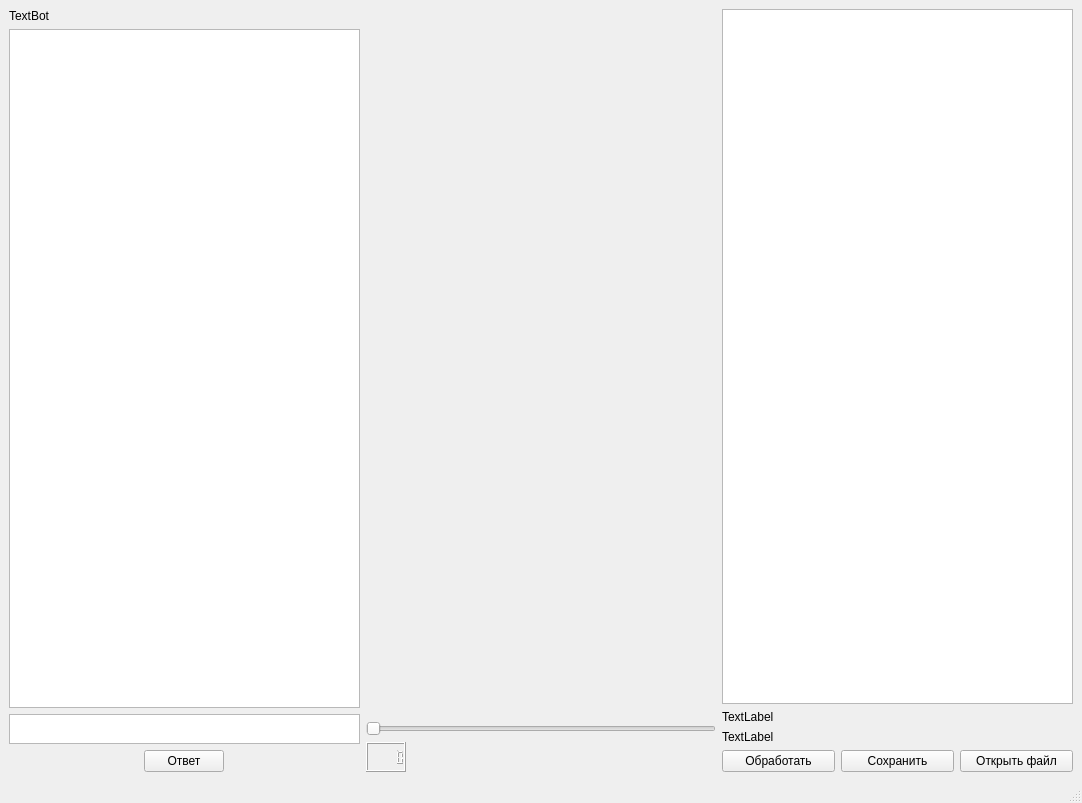
Old version of the form uis/text_bot_gui_mpl.ui in the repository mva2204/PyPrg.
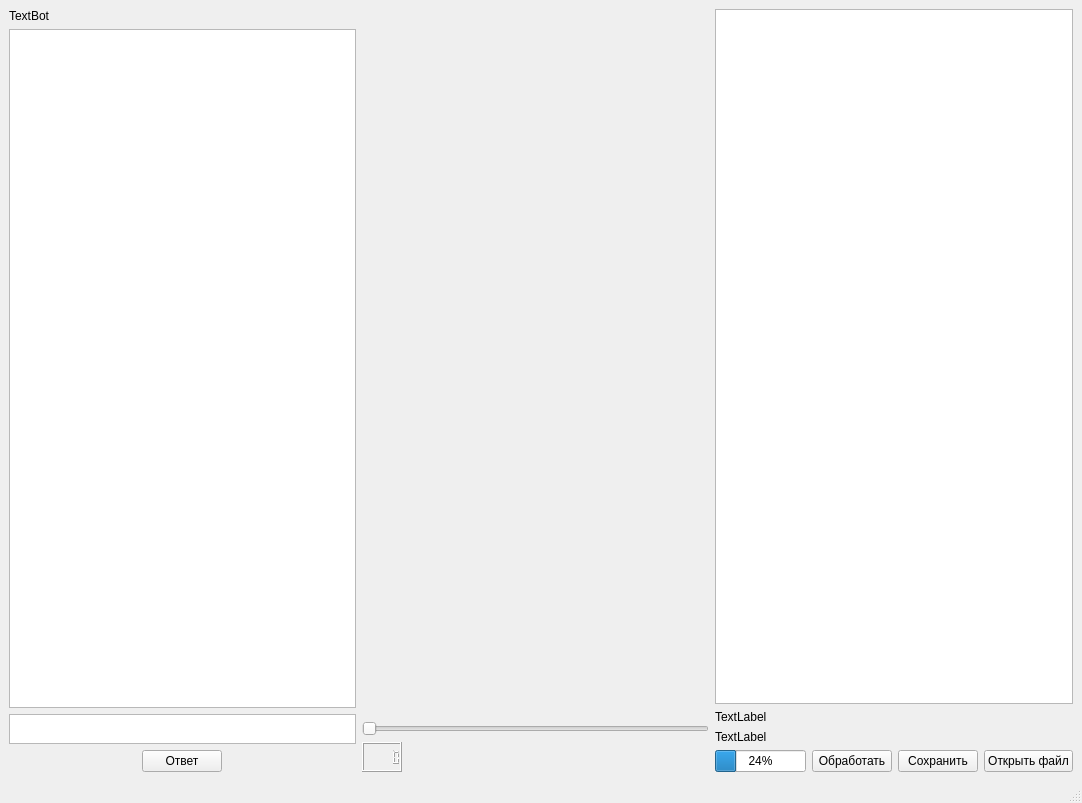
New version of the form.

Commit message: Валидация email и сохранение в excel

```diff
--- a/uis/text_bot_gui_mpl.ui
+++ b/uis/text_bot_gui_mpl.ui
@@ -141,6 +141,13 @@
       </item>
       <item>
        <layout class="QHBoxLayout" name="horizontalLayout_3">
+        <item>
+         <widget class="QProgressBar" name="progressBar_valid_email">
+          <property name="value">
+           <number>24</number>
+          </property>
+         </widget>
+        </item>
         <item>
          <widget class="QPushButton" name="pushButton_update">
           <property name="text">
```
The commit also changes 1 other file.
